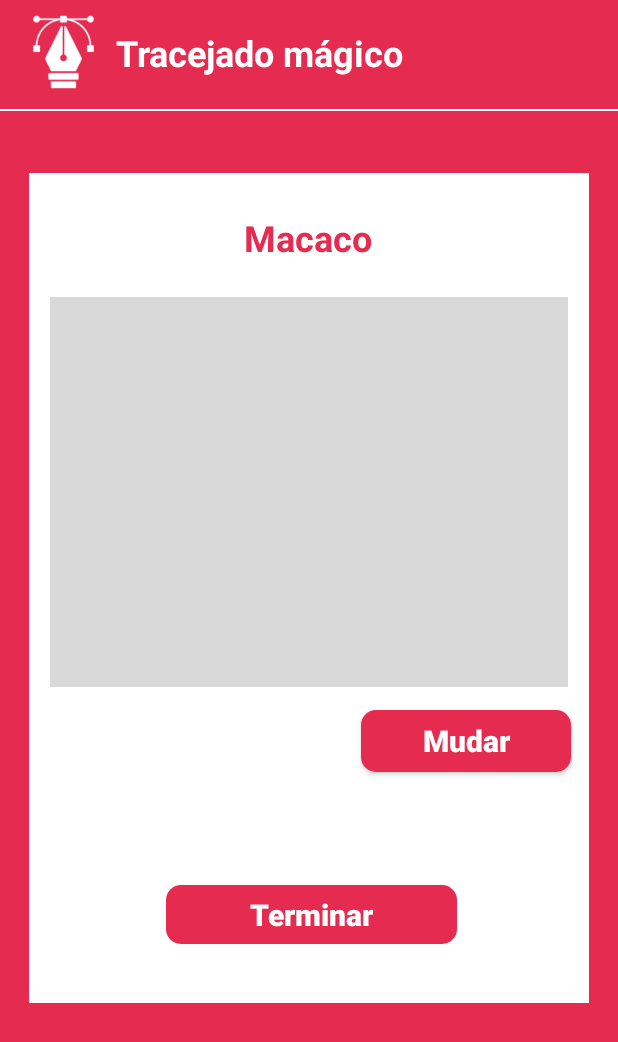
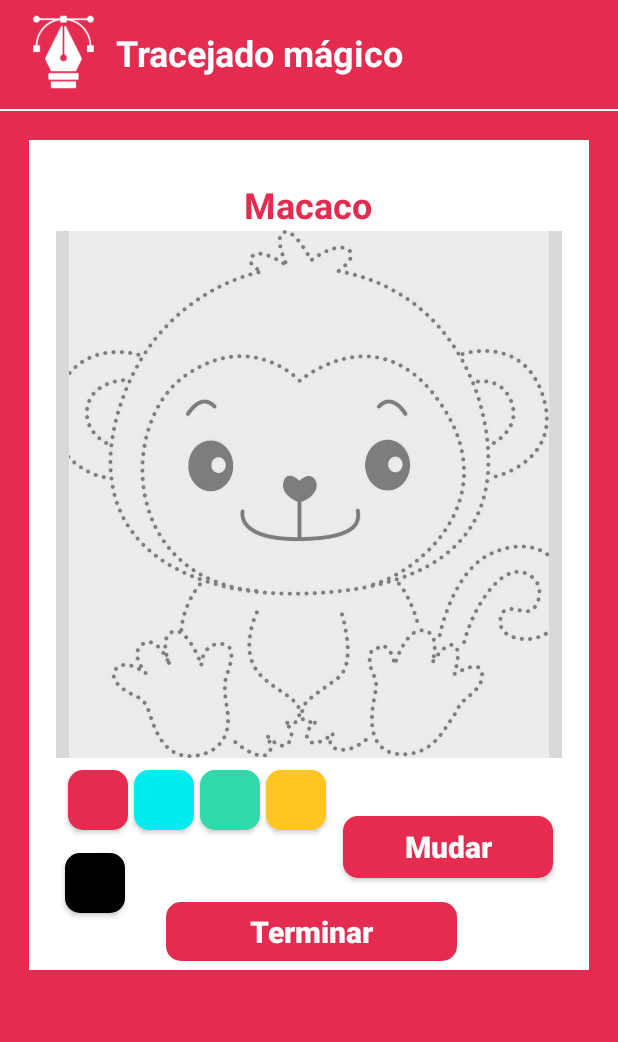
Before and after one commit to Eduardo-Camargo-Gomes/Game-Toons, an Android app: the Tela_TracejadoMagico screen opened directly, with no data from a screen before it, on a phone screen of 412 x 824 dp. Shown: the top 1042 px of the screen. Run offline under Robolectric (Android 15) with nearby library versions, the phone set to English and light mode, and no system bars.

Commit message:
jogo de tracejado finalizado

```diff
--- /dev/null
+++ b/app/src/main/java/com/example/projeto_pdm/DrawingView.java
@@ -0,0 +1,96 @@
+package com.example.projeto_pdm;
+
+import android.content.Context;
+import android.graphics.Canvas;
+import android.graphics.Color;
+import android.graphics.Paint;
+import android.util.AttributeSet;
+import android.view.MotionEvent;
+import android.view.View;
+import java.util.ArrayList;
+import java.util.List;
+
+public class DrawingView extends View {
+
+    private Paint paint;
+    private List<Point> points;
+    private Point lastPoint = null;
+
+    public DrawingView(Context context, AttributeSet attrs) {
+        super(context, attrs);
+        init();
+    }
+
+    public DrawingView(Context context) {
+        super(context);
+        init();
+    }
+
+    private void init() {
+        paint = new Paint();
+        paint.setColor(Color.RED); // Cor inicial
+        paint.setStrokeWidth(10);
+        paint.setStyle(Paint.Style.STROKE);
+        paint.setStrokeCap(Paint.Cap.ROUND); // Linhas com extremidades arredondadas
+
+        points = new ArrayList<>();
+    }
+
+    @Override
+    protected void onDraw(Canvas canvas) {
+        super.onDraw(canvas);
+
+        // Desenhar linhas suaves
+        if (points.size() > 1) {
+            for (int i = 1; i < points.size(); i++) {
+                Point point = points.get(i);
+                Point prevPoint = points.get(i - 1);
+
+                if (prevPoint != null && point != null) {
+                    canvas.drawLine(prevPoint.x, prevPoint.y, point.x, point.y, paint);
+                }
+            }
+        }
+    }
+
+    @Override
+    public boolean onTouchEvent(MotionEvent event) {
+        float x = event.getX();
+        float y = event.getY();
+
+        switch (event.getAction()) {
+            case MotionEvent.ACTION_DOWN:
+                lastPoint = new Point(x, y);
+                points.add(lastPoint);
+                invalidate();
+                break;
+            case MotionEvent.ACTION_MOVE:
+                Point newPoint = new Point(x, y);
+                points.add(newPoint);
+                invalidate();
+                break;
+            case MotionEvent.ACTION_UP:
+                lastPoint = null;
+                break;
+        }
+        return true;
+    }
+
+    public void setPaintColor(int color) {
+        paint.setColor(color);
+    }
+
+    public void clearDrawing() {
+        points.clear();
+        invalidate();
+    }
+
+    private static class Point {
+        float x, y;
+
+        Point(float x, float y) {
+            this.x = x;
+            this.y = y;
+        }
+    }
+}
--- a/app/src/main/java/com/example/projeto_pdm/Tela_Principal.java
+++ b/app/src/main/java/com/example/projeto_pdm/Tela_Principal.java
@@ -35,7 +35,7 @@ public class Tela_Principal extends AppCompatActivity {
         magicoView.setOnClickListener(new View.OnClickListener() {
             @Override
             public void onClick(View v) {
-                Intent intent = new Intent(Tela_Principal.this, PesquisaActivity.class);
+                Intent intent = new Intent(Tela_Principal.this, Tela_TracejadoMagico.class);
                 startActivity(intent);
             }
         });
--- a/app/src/main/java/com/example/projeto_pdm/Tela_TracejadoMagico.java
+++ b/app/src/main/java/com/example/projeto_pdm/Tela_TracejadoMagico.java
@@ -1,24 +1,95 @@
 package com.example.projeto_pdm;
 
+import android.graphics.Color;
 import android.os.Bundle;
+import android.view.View;
+import android.widget.Button;
+import android.widget.ImageView;
+import android.widget.TextView;
 
-import androidx.activity.EdgeToEdge;
 import androidx.appcompat.app.AppCompatActivity;
-import androidx.core.graphics.Insets;
-import androidx.core.view.ViewCompat;
-import androidx.core.view.WindowInsetsCompat;
 
 public class Tela_TracejadoMagico extends AppCompatActivity {
+
+    private int currentImageIndex = 0;
+    private int[] images = {R.drawable.macaco, R.drawable.porquinho, R.drawable.gatinho, R.drawable.cachorrinho};
+    private int currentColorIndex = 0;
+    private boolean isImageVisible = true; // Para controlar a visibilidade da imagem
 
     @Override
     protected void onCreate(Bundle savedInstanceState) {
         super.onCreate(savedInstanceState);
-        EdgeToEdge.enable(this);
         setContentView(R.layout.activity_tela_tracejado_magico);
-        ViewCompat.setOnApplyWindowInsetsListener(findViewById(R.id.main), (v, insets) -> {
-            Insets systemBars = insets.getInsets(WindowInsetsCompat.Type.systemBars());
-            v.setPadding(systemBars.left, systemBars.top, systemBars.right, systemBars.bottom);
-            return insets;
+
+        Button button = findViewById(R.id.button);
+        Button colorButton1 = findViewById(R.id.colorButton1);
+        Button colorButton2 = findViewById(R.id.colorButton2);
+        Button colorButton3 = findViewById(R.id.colorButton3);
+        Button colorButton4 = findViewById(R.id.colorButton4);
+        Button colorButton5 = findViewById(R.id.colorButton5);
+        final ImageView imageView = findViewById(R.id.translucentImage);
+        final DrawingView drawingView = findViewById(R.id.drawingView);
+        final Button buttonTerminar = findViewById(R.id.button_terminar);
+        final TextView textView = findViewById(R.id.texTracejadomagico);
+
+        // Listener para mudar a imagem e apagar as linhas ao clicar no botão "Mudar"
+        button.setOnClickListener(new View.OnClickListener() {
+            @Override
+            public void onClick(View v) {
+                currentImageIndex = (currentImageIndex + 1) % images.length;
+                imageView.setImageResource(images[currentImageIndex]);
+                textView.setText(getResources().getTextArray(R.array.image_names)[currentImageIndex]);
+                drawingView.clearDrawing(); // Apaga o desenho ao mudar a imagem
+            }
+        });
+
+        // Listeners para mudar a cor do desenho
+        colorButton1.setOnClickListener(new View.OnClickListener() {
+            @Override
+            public void onClick(View v) {
+                drawingView.setPaintColor(Color.RED);
+            }
+        });
+
+        colorButton2.setOnClickListener(new View.OnClickListener() {
+            @Override
+            public void onClick(View v) {
+                drawingView.setPaintColor(Color.BLUE);
+            }
+        });
+
+        colorButton3.setOnClickListener(new View.OnClickListener() {
+            @Override
+            public void onClick(View v) {
+                drawingView.setPaintColor(Color.GREEN);
+            }
+        });
+
+        colorButton4.setOnClickListener(new View.OnClickListener() {
+            @Override
+            public void onClick(View v) {
+                drawingView.setPaintColor(Color.YELLOW);
+            }
+        });
+
+        colorButton5.setOnClickListener(new View.OnClickListener() {
+            @Override
+            public void onClick(View v) {
+                drawingView.setPaintColor(Color.BLACK);
+            }
+        });
+
+        // Listener para ocultar e mostrar a imagem ao clicar no botão "Terminar"
+        buttonTerminar.setOnClickListener(new View.OnClickListener() {
+            @Override
+            public void onClick(View v) {
+                if (isImageVisible) {
+                    imageView.setVisibility(View.INVISIBLE);
+                } else {
+                    imageView.setVisibility(View.VISIBLE);
+                }
+                isImageVisible = !isImageVisible; // Alterna o estado de visibilidade
+            }
         });
     }
 }
--- a/app/src/main/java/com/example/projeto_pdm/Tela_login.java
+++ b/app/src/main/java/com/example/projeto_pdm/Tela_login.java
@@ -19,7 +19,7 @@ public class Tela_login extends AppCompatActivity {
     private EditText etApelido, etSenha;
     private Spinner spinnerIdade;
     private Button button;
-    private final String senhaCorreta = "12345"; // Definição da senha correta
+    private final String senhaCorreta = "1"; // Definição da senha correta
 
 
     @Override
--- a/app/src/main/res/layout/activity_tela_desafio_traco.xml
+++ b/app/src/main/res/layout/activity_tela_desafio_traco.xml
@@ -14,7 +14,6 @@
         style="@style/View_jogo2"
         android:layout_width="449dp"
         android:layout_height="83dp"
-
         android:layout_marginTop="4dp"
         app:layout_constraintEnd_toEndOf="parent"
         app:layout_constraintHorizontal_bias="0.6"
--- a/app/src/main/res/layout/activity_tela_tracejado_magico.xml
+++ b/app/src/main/res/layout/activity_tela_tracejado_magico.xml
@@ -8,19 +8,20 @@
     android:background="@color/vermelho"
     tools:context=".Tela_TracejadoMagico">
 
+    <!-- Existing layout components -->
 
     <View
         android:id="@+id/container"
         style="@style/View_jogo1"
         android:layout_width="449dp"
         android:layout_height="83dp"
-
         android:layout_marginTop="4dp"
         app:layout_constraintEnd_toEndOf="parent"
         app:layout_constraintHorizontal_bias="0.6"
         app:layout_constraintStart_toStartOf="parent"
         app:layout_constraintTop_toTopOf="@id/container"
         tools:ignore="ExtraText" />
+
 
     <ImageView
         android:id="@+id/Logo2"
@@ -34,7 +35,6 @@
         app:layout_constraintStart_toStartOf="parent"
         app:layout_constraintTop_toTopOf="parent"
         app:layout_constraintVertical_bias="0.3" />
-
 
     <TextView
         android:id="@+id/texgametooons"
@@ -52,7 +52,6 @@
         app:layout_constraintVertical_bias="0.458"
         tools:ignore="MissingConstraints" />
 
-
     <View
         android:id="@+id/magico"
         style="@style/ContainerComponents"
@@ -63,8 +62,7 @@
         app:layout_constraintEnd_toEndOf="parent"
         app:layout_constraintStart_toStartOf="parent"
         app:layout_constraintTop_toBottomOf="@+id/container"
-        app:layout_constraintVertical_bias="0.139" />
-
+        app:layout_constraintVertical_bias="0.0" />
 
     <TextView
         android:id="@+id/texTracejadomagico"
@@ -85,8 +83,8 @@
     <View
         android:id="@+id/quadrado"
         style="@style/ContainerComponents"
-        android:layout_width="345dp"
-        android:layout_height="260dp"
+        android:layout_width="337dp"
+        android:layout_height="351dp"
         android:background="@color/cinza"
         app:layout_constraintBottom_toBottomOf="@+id/magico"
         app:layout_constraintEnd_toEndOf="@+id/magico"
@@ -94,18 +92,95 @@
         app:layout_constraintTop_toTopOf="@+id/magico"
         app:layout_constraintVertical_bias="0.249" />
 
+    <ImageView
+        android:id="@+id/translucentImage"
+        android:layout_width="320dp"
+        android:layout_height="352dp"
+        android:alpha="0.5"
+        android:scaleType="centerCrop"
+        android:src="@drawable/macaco"
+        app:layout_constraintBottom_toBottomOf="@+id/quadrado"
+        app:layout_constraintEnd_toEndOf="@+id/quadrado"
+        app:layout_constraintStart_toStartOf="@+id/quadrado"
+        app:layout_constraintTop_toTopOf="@+id/quadrado" />
+
+    <com.example.projeto_pdm.DrawingView
+        android:id="@+id/drawingView"
+        android:layout_width="337dp"
+        android:layout_height="350dp"
+        android:background="@android:color/transparent"
+        app:layout_constraintBottom_toBottomOf="@+id/quadrado"
+        app:layout_constraintEnd_toEndOf="@+id/quadrado"
+        app:layout_constraintStart_toStartOf="@+id/quadrado"
+        app:layout_constraintTop_toTopOf="@+id/quadrado" />
+
+    <!-- Color Buttons -->
+    <androidx.appcompat.widget.AppCompatButton
+        android:id="@+id/colorButton1"
+        style="@style/Button"
+        android:layout_width="40dp"
+        android:layout_height="40dp"
+        android:layout_marginStart="8dp"
+        android:layout_marginTop="8dp"
+        android:backgroundTint="@color/vermelho"
+        app:layout_constraintStart_toStartOf="@+id/quadrado"
+        app:layout_constraintTop_toBottomOf="@+id/quadrado" />
+
+    <androidx.appcompat.widget.AppCompatButton
+        android:id="@+id/colorButton2"
+        style="@style/Button"
+        android:layout_width="40dp"
+        android:layout_height="40dp"
+        android:layout_marginStart="4dp"
+        android:layout_marginTop="8dp"
+        android:backgroundTint="@color/azul"
+        app:layout_constraintStart_toEndOf="@+id/colorButton1"
+        app:layout_constraintTop_toBottomOf="@+id/quadrado" />
+
+    <androidx.appcompat.widget.AppCompatButton
+        android:id="@+id/colorButton3"
+        style="@style/Button"
+        android:layout_width="40dp"
+        android:layout_height="40dp"
+        android:layout_marginStart="4dp"
+        android:layout_marginTop="8dp"
+        android:backgroundTint="@color/verde"
+        app:layout_constraintStart_toEndOf="@+id/colorButton2"
+        app:layout_constraintTop_toBottomOf="@+id/quadrado" />
+
+    <androidx.appcompat.widget.AppCompatButton
+        android:id="@+id/colorButton4"
+        style="@style/Button"
+        android:layout_width="40dp"
+        android:layout_height="40dp"
+        android:layout_marginStart="4dp"
+        android:layout_marginTop="8dp"
+        android:backgroundTint="@color/amarelo"
+        app:layout_constraintStart_toEndOf="@+id/colorButton3"
+        app:layout_constraintTop_toBottomOf="@+id/quadrado" />
+
+    <androidx.appcompat.widget.AppCompatButton
+        android:id="@+id/colorButton5"
+        style="@style/Button"
+        android:layout_width="40dp"
+        android:layout_height="40dp"
+        android:layout_marginStart="24dp"
+        android:backgroundTint="@color/black"
+        app:layout_constraintStart_toStartOf="@+id/magico"
+        app:layout_constraintTop_toBottomOf="@+id/colorButton1" />
+
+
     <androidx.appcompat.widget.AppCompatButton
         android:id="@+id/button"
         style="@style/Button"
         android:layout_width="140dp"
         android:layout_height="41dp"
-        android:layout_marginEnd="12dp"
+        android:layout_marginEnd="24dp"
         android:text="Mudar"
         app:layout_constraintBottom_toBottomOf="@+id/magico"
         app:layout_constraintEnd_toEndOf="@+id/magico"
         app:layout_constraintTop_toBottomOf="@+id/quadrado"
-        app:layout_constraintVertical_bias="0.0" />
-
+        app:layout_constraintVertical_bias="0.282" />
 
     <androidx.appcompat.widget.AppCompatButton
         android:id="@+id/button_terminar"
@@ -117,6 +192,6 @@
         app:layout_constraintBottom_toBottomOf="@+id/magico"
         app:layout_constraintEnd_toEndOf="@+id/magico"
         app:layout_constraintTop_toBottomOf="@+id/quadrado"
-        app:layout_constraintVertical_bias="0.75" />
+        app:layout_constraintVertical_bias="0.931" />
 
 </androidx.constraintlayout.widget.ConstraintLayout>
--- a/app/src/main/res/values/strings.xml
+++ b/app/src/main/res/values/strings.xml
@@ -1,5 +1,8 @@
 <resources>
-    <string name="app_name">Projeto_PDM</string>
-
-
+    <string-array name="image_names">
+        <item>Macaco</item>
+        <item>Porquinho</item>
+        <item>Gatinho</item>
+        <item>Cachorrinho</item>
+    </string-array>
 </resources>
```
Also changed, not shown: app/src/main/res/drawable/cachorrinho.jpg (added), app/src/main/res/drawable/gatinho.jpg (added), app/src/main/res/drawable/macaco.jpg (added), app/src/main/res/drawable/porquinho.png (added).
